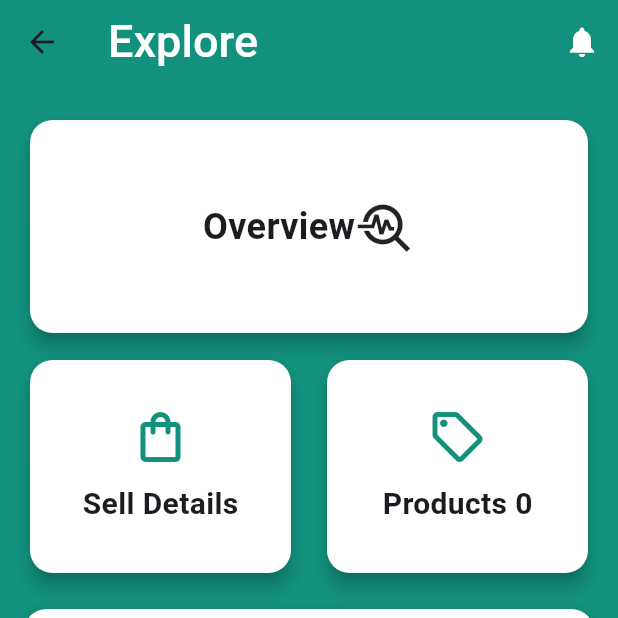
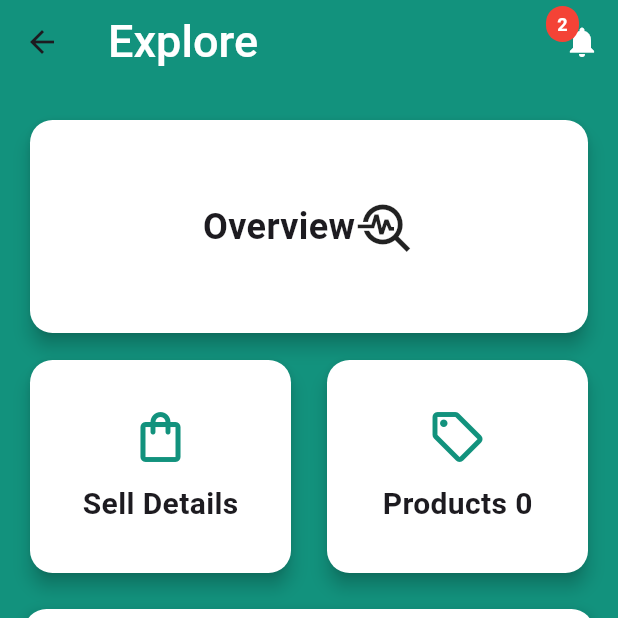
Before and after one commit to JomonJohnson123/newprojectupset, a Flutter app: the ExplorePage screen opened directly, on a phone screen of 412 x 824 dp, the top half of it. Run offline on Flutter 3.47's test engine with Material 3 defaults, Android fonts, the phone set to English and light mode, and no system bars; our stand-ins replace hive, hive_flutter, image_picker, pie_chart; accounts and stored records are empty.

```diff
--- a/lib/Screens/explore.dart
+++ b/lib/Screens/explore.dart
@@ -20,16 +20,14 @@ class ExplorePage extends StatefulWidget {
 }
 
 class _ExplorePageState extends State<ExplorePage> {
-  // Declare the ValueNotifier at the class level
   final ValueNotifier<double> totalPriceNotifier = ValueNotifier<double>(0.0);
 
-  // Hive box to store the total sale amount
   late Box<double> totalSaleBox;
 
   @override
   void initState() {
     super.initState();
-    // Initialize Hive box for total sale
+    initializeProductCount();
     initializeTotalSaleData();
   }
 
@@ -91,7 +89,9 @@ class _ExplorePageState extends State<ExplorePage> {
               builder: (context) => const NotificationPage(),
             ),
           );
-          }),
+        },
+        badgeCount: 2,
+      ),
       body: Padding(
         padding: const EdgeInsets.symmetric(horizontal: 16.0, vertical: 20.0),
         child: Column(
@@ -105,7 +105,7 @@ class _ExplorePageState extends State<ExplorePage> {
                   Navigator.push(
                     context,
                     MaterialPageRoute(
-                      builder: (context) => OverviewPage(),
+                      builder: (context) => const OverviewPage(),
                     ),
                   );
                 },
@@ -209,31 +209,18 @@ class _ExplorePageState extends State<ExplorePage> {
                               color: Color(0xFF12927D),
                             ),
                             kheight10,
-                            FutureBuilder<int>(
-                              future: getTotalProductCount(),
-                              builder: (context, snapshot) {
-                                if (snapshot.connectionState ==
-                                    ConnectionState.waiting) {
-                                  return const CircularProgressIndicator();
-                                } else if (snapshot.hasError) {
-                                  return const Text(
-                                    'Error',
-                                    style: TextStyle(
-                                      fontSize: 20,
-                                      fontWeight: FontWeight.bold,
-                                    ),
-                                  );
-                                } else {
+                            ValueListenableBuilder<int>(
+                              valueListenable: productCountNotifier,
+                              builder: (context, productCount, child) {
                                 return Center(
                                   child: Text(
-                                      'Products ${snapshot.data}',
+                                    'Products $productCount',
                                     style: const TextStyle(
                                       fontSize: 20,
                                       fontWeight: FontWeight.bold,
                                     ),
                                   ),
                                 );
-                                }
                               },
                             ),
                           ],
--- a/lib/Utilities/widgets/appbars.dart
+++ b/lib/Utilities/widgets/appbars.dart
@@ -50,6 +50,7 @@ class CustomAppBarHome extends StatelessWidget implements PreferredSizeWidget {
   final Color? backgroundColor; // Optional parameter for background color
   final Color? titleColor; // Optional parameter for title text color
   final Color? iconColor; // Optional parameter for icon color
+  final int badgeCount; // Count of new notifications
   final VoidCallback
       onNotificationPressed; // Callback for notification button press
 
@@ -59,6 +60,7 @@ class CustomAppBarHome extends StatelessWidget implements PreferredSizeWidget {
     this.backgroundColor,
     this.titleColor,
     this.iconColor,
+    required this.badgeCount,
     required this.onNotificationPressed,
   }) : super(key: key);
 
@@ -75,12 +77,43 @@ class CustomAppBarHome extends StatelessWidget implements PreferredSizeWidget {
         ),
       ),
       actions: [
+        Stack(
+          children: [
             IconButton(
               icon: Icon(
                 Icons.notifications,
                 color: iconColor ?? Colors.white, // Default icon color
               ),
               onPressed: onNotificationPressed,
+            ),
+            if (badgeCount > 0) // Show badge only when there is a count
+              Positioned(
+                left: 0,
+                top: 0,
+                child: Container(
+                  padding: const EdgeInsets.all(2),
+                  decoration: BoxDecoration(
+                    color: Colors.red, // Badge color
+                    borderRadius: BorderRadius.circular(12), // Circular shape
+                  ),
+                  constraints: const BoxConstraints(
+                    minWidth: 22,
+                    minHeight: 24,
+                  ),
+                  child: Center(
+                    child: Text(
+                      '$badgeCount', // Display notification count
+                      style: const TextStyle(
+                        color: Colors.white,
+                        fontSize: 12,
+                        fontWeight: FontWeight.bold,
+                      ),
+                      textAlign: TextAlign.center,
+                    ),
+                  ),
+                ),
+              ),
+          ],
         ),
       ],
     );
```
Also changed, not shown: lib/Screens/overview.dart (+13 -7 lines), lib/db/functions/dbFunctions.dart (+15 -0 lines), lib/db/functions/hiveModel/overviewdb.dart (+35 -47 lines). Lines whose indentation alone changed are shown as unchanged.
